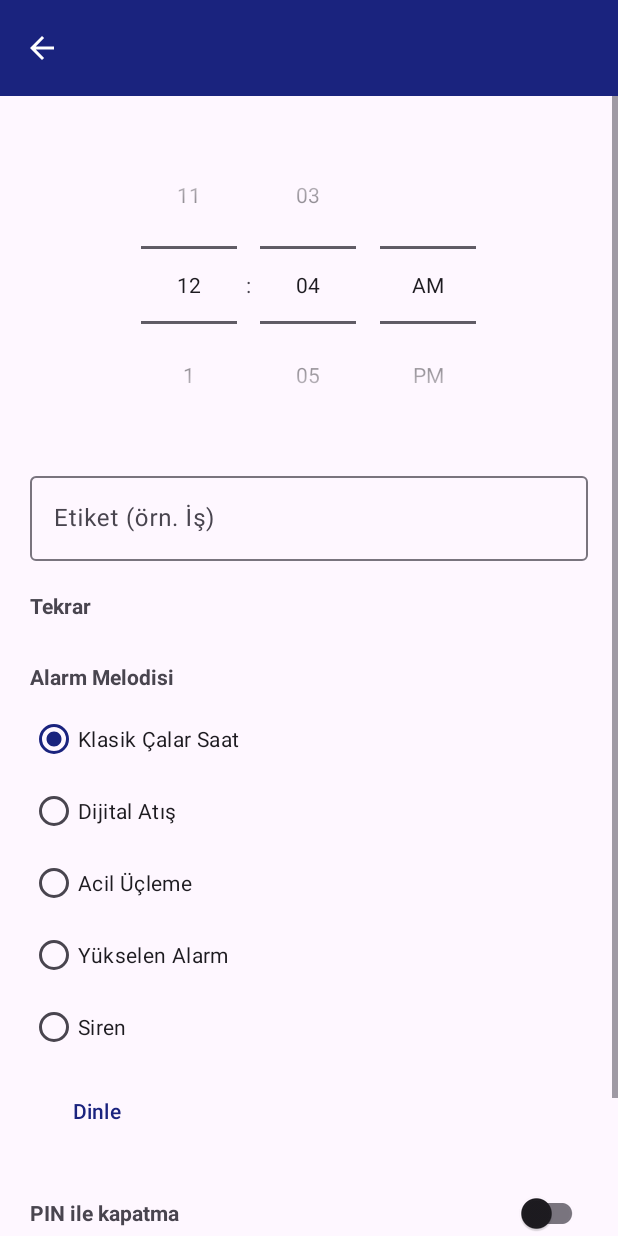
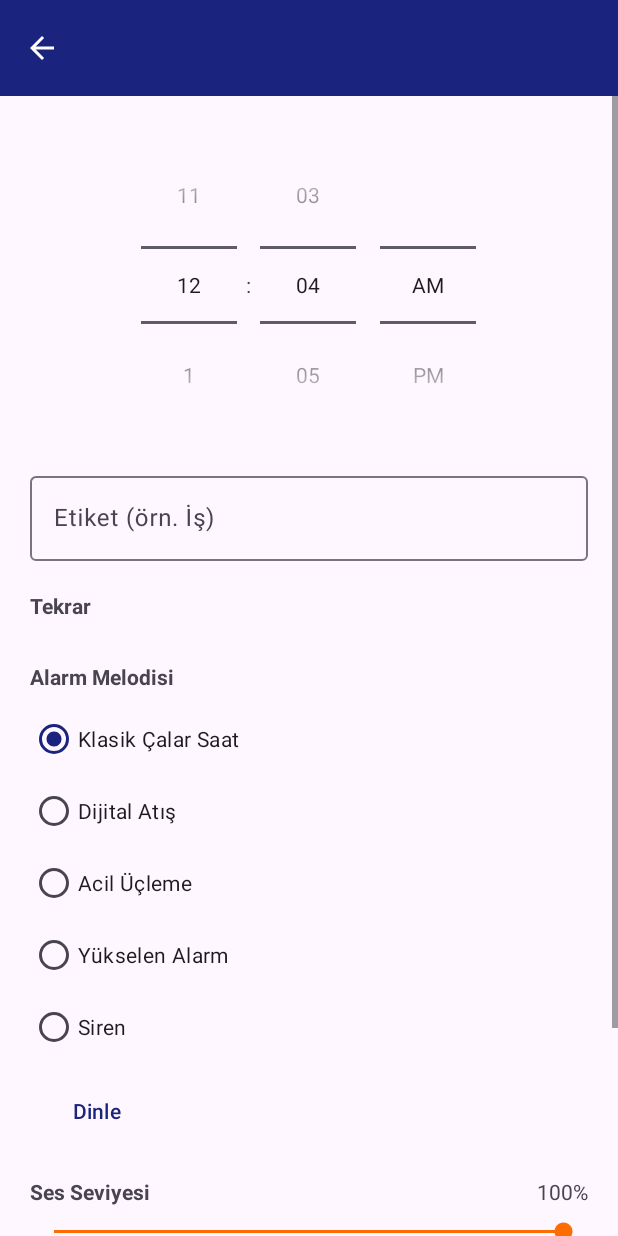
Before and after one commit to metehanyl/-alar-Saat-, an Android app: the layout activity_add_edit_alarm.xml on its own in the app's theme, with its tools: preview values and no code run, on a phone screen of 412 x 824 dp. Run offline under Robolectric (Android 15) with nearby library versions, the phone set to English and light mode, and no system bars.

Commit message:
Add per-alarm volume control; harden screen wake-on for alarm ring
Forces the display on via a SCREEN_BRIGHT_WAKE_LOCK/ACQUIRE_CAUSES_WAKEUP
fallback in AlarmReceiver so the ring screen is visible even when OEM
background-activity-start restrictions block the direct startActivity()
launch, independent of the existing full-screen-intent path.

Adds a 1-100% volume slider to the alarm add/edit screen; the chosen
level is persisted (Room migration 5->6) and applied proportionally to
STREAM_ALARM when the alarm rings, instead of always using max volume.

Co-Authored-By: Claude Sonnet 4.6 <noreply@anthropic.com>
Claude-Session: https://claude.ai/code/session_01TpVWXHwbcxpCFmtVtohEra

```diff
--- a/app/src/main/java/com/metehanyl/calarsaat/alarm/AlarmScheduler.kt
+++ b/app/src/main/java/com/metehanyl/calarsaat/alarm/AlarmScheduler.kt
@@ -12,6 +12,7 @@ const val EXTRA_ALARM_LABEL = "extra_alarm_label"
 const val EXTRA_ALARM_SOUND_ID = "extra_alarm_sound_id"
 const val EXTRA_ALARM_REQUIRE_PIN = "extra_alarm_require_pin"
 const val EXTRA_ALARM_PIN_HASH = "extra_alarm_pin_hash"
+const val EXTRA_ALARM_VOLUME = "extra_alarm_volume"
 const val EXTRA_IS_SNOOZE = "extra_is_snooze"
 
 class AlarmScheduler(private val context: Context) {
@@ -43,6 +44,7 @@ class AlarmScheduler(private val context: Context) {
         soundId: Int,
         requirePin: Boolean,
         pinHash: String?,
+        volume: Int = 100,
         minutes: Int = SNOOZE_MINUTES
     ): Long {
         val triggerAt = System.currentTimeMillis() + minutes * 60_000L
@@ -54,6 +56,7 @@ class AlarmScheduler(private val context: Context) {
             putExtra(EXTRA_ALARM_SOUND_ID, soundId)
             putExtra(EXTRA_ALARM_REQUIRE_PIN, requirePin)
             putExtra(EXTRA_ALARM_PIN_HASH, pinHash)
+            putExtra(EXTRA_ALARM_VOLUME, volume)
             putExtra(EXTRA_IS_SNOOZE, true)
         }
         val pendingIntent = PendingIntent.getBroadcast(
@@ -78,6 +81,7 @@ class AlarmScheduler(private val context: Context) {
             putExtra(EXTRA_ALARM_SOUND_ID, alarm.soundId)
             putExtra(EXTRA_ALARM_REQUIRE_PIN, alarm.requirePin)
             putExtra(EXTRA_ALARM_PIN_HASH, alarm.pinHash)
+            putExtra(EXTRA_ALARM_VOLUME, alarm.volume)
         }
         return PendingIntent.getBroadcast(
             context, alarm.id, intent,
--- a/app/src/main/java/com/metehanyl/calarsaat/data/AlarmEntity.kt
+++ b/app/src/main/java/com/metehanyl/calarsaat/data/AlarmEntity.kt
@@ -22,7 +22,9 @@ data class AlarmEntity(
     // Id of the AlarmGroupEntity this alarm belongs to, or null for a standalone alarm.
     val groupId: Int? = null,
     val requirePin: Boolean = false,
-    val pinHash: String? = null
+    val pinHash: String? = null,
+    // Alarm volume as a percentage (1-100) of the device's max alarm stream volume.
+    val volume: Int = 100
 ) {
     fun repeatDaysSet(): Set<Int> =
         if (repeatDays.isBlank()) emptySet()
--- a/app/src/main/java/com/metehanyl/calarsaat/ui/AlarmRingActivity.kt
+++ b/app/src/main/java/com/metehanyl/calarsaat/ui/AlarmRingActivity.kt
@@ -15,6 +15,7 @@ import com.metehanyl.calarsaat.alarm.EXTRA_ALARM_LABEL
 import com.metehanyl.calarsaat.alarm.EXTRA_ALARM_PIN_HASH
 import com.metehanyl.calarsaat.alarm.EXTRA_ALARM_REQUIRE_PIN
 import com.metehanyl.calarsaat.alarm.EXTRA_ALARM_SOUND_ID
+import com.metehanyl.calarsaat.alarm.EXTRA_ALARM_VOLUME
 import com.metehanyl.calarsaat.data.PinHasher
 import com.metehanyl.calarsaat.databinding.ActivityAlarmRingBinding
 import java.util.Calendar
@@ -28,6 +29,7 @@ class AlarmRingActivity : AppCompatActivity() {
     private var pinHash: String? = null
     private var alarmId = -1
     private var soundId = 0
+    private var volume = 100
     private var requirePin = false
 
     private val gestureDetector by lazy {
@@ -66,6 +68,7 @@ class AlarmRingActivity : AppCompatActivity() {
 
         alarmId = intent.getIntExtra(EXTRA_ALARM_ID, -1)
         soundId = intent.getIntExtra(EXTRA_ALARM_SOUND_ID, 0)
+        volume = intent.getIntExtra(EXTRA_ALARM_VOLUME, 100)
 
         val label = intent.getStringExtra(EXTRA_ALARM_LABEL).orEmpty()
         binding.textRingLabel.text = label
@@ -179,7 +182,8 @@ class AlarmRingActivity : AppCompatActivity() {
                 label = intent.getStringExtra(EXTRA_ALARM_LABEL).orEmpty(),
                 soundId = soundId,
                 requirePin = requirePin,
-                pinHash = pinHash
+                pinHash = pinHash,
+                volume = volume
             )
         }
         finish()
--- a/app/src/main/res/layout/activity_add_edit_alarm.xml
+++ b/app/src/main/res/layout/activity_add_edit_alarm.xml
@@ -1,6 +1,7 @@
 <?xml version="1.0" encoding="utf-8"?>
 <androidx.coordinatorlayout.widget.CoordinatorLayout xmlns:android="http://schemas.android.com/apk/res/android"
     xmlns:app="http://schemas.android.com/apk/res-auto"
+    xmlns:tools="http://schemas.android.com/tools"
     android:layout_width="match_parent"
     android:layout_height="match_parent">
 
@@ -120,6 +121,35 @@
                 android:layout_width="match_parent"
                 android:layout_height="wrap_content"
                 android:layout_marginTop="20dp"
+                android:orientation="horizontal">
+
+                <TextView
+                    android:layout_width="0dp"
+                    android:layout_height="wrap_content"
+                    android:layout_weight="1"
+                    android:text="@string/volume_title"
+                    android:textStyle="bold" />
+
+                <TextView
+                    android:id="@+id/textVolumeValue"
+                    android:layout_width="wrap_content"
+                    android:layout_height="wrap_content"
+                    tools:text="100%" />
+            </LinearLayout>
+
+            <SeekBar
+                android:id="@+id/seekVolume"
+                android:layout_width="match_parent"
+                android:layout_height="wrap_content"
+                android:layout_marginTop="8dp"
+                android:min="1"
+                android:max="100"
+                android:progress="100" />
+
+            <LinearLayout
+                android:layout_width="match_parent"
+                android:layout_height="wrap_content"
+                android:layout_marginTop="20dp"
                 android:gravity="center_vertical"
                 android:orientation="horizontal">
 
--- a/app/src/main/res/values/strings.xml
+++ b/app/src/main/res/values/strings.xml
@@ -45,6 +45,9 @@
     <string name="melody_preview">Dinle</string>
     <string name="melody_preview_stop">Durdur</string>
 
+    <string name="volume_title">Ses Seviyesi</string>
+    <string name="volume_value_format">%1$d%%</string>
+
     <string name="battery_optimization_title">Pil optimizasyonunu kapatın</string>
     <string name="battery_optimization_message">Alarmların güç tasarrufu modunda da güvenilir şekilde çalması için bu uygulamayı pil optimizasyonundan hariç tutmanız önerilir.</string>
     <string name="battery_optimization_action">İzin Ver</string>
```
Also changed, not shown: app/src/main/java/com/metehanyl/calarsaat/alarm/AlarmReceiver.kt (+20 -0 lines), app/src/main/java/com/metehanyl/calarsaat/alarm/AlarmRingingService.kt (+9 -5 lines), app/src/main/java/com/metehanyl/calarsaat/data/AlarmDatabase.kt (+8 -2 lines), app/src/main/java/com/metehanyl/calarsaat/ui/AddEditAlarmActivity.kt (+19 -1 lines).
